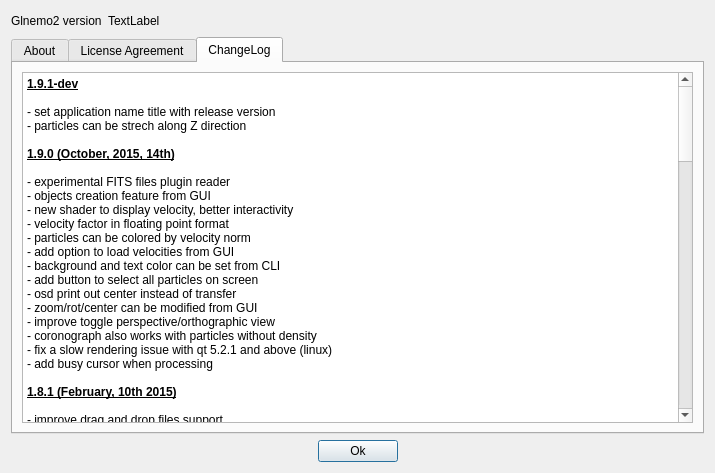
jcldc/glnemo2, file src/formabout.ui: the form before one commit.
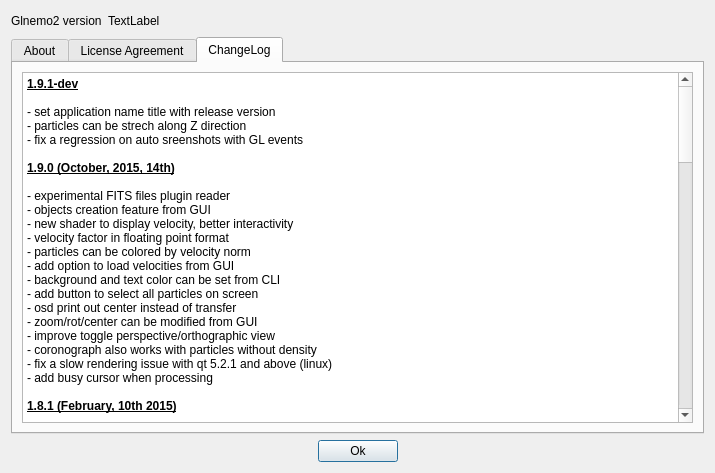
The form after the commit. Icons and pictures are not drawn.

Patch:
```diff
--- a/src/formabout.ui
+++ b/src/formabout.ui
@@ -1031,6 +1031,7 @@
 &lt;p style=&quot;-qt-paragraph-type:empty; margin-top:0px; margin-bottom:0px; margin-left:0px; margin-right:0px; -qt-block-indent:0; text-indent:0px;&quot;&gt;&lt;br /&gt;&lt;/p&gt;
 &lt;p style=&quot; margin-top:0px; margin-bottom:0px; margin-left:0px; margin-right:0px; -qt-block-indent:0; text-indent:0px;&quot;&gt;- set application name title with release version&lt;/p&gt;
 &lt;p style=&quot; margin-top:0px; margin-bottom:0px; margin-left:0px; margin-right:0px; -qt-block-indent:0; text-indent:0px;&quot;&gt;- particles can be strech along Z direction &lt;/p&gt;
+&lt;p style=&quot; margin-top:0px; margin-bottom:0px; margin-left:0px; margin-right:0px; -qt-block-indent:0; text-indent:0px;&quot;&gt;- fix a regression on auto sreenshots with GL events&lt;/p&gt;
 &lt;p style=&quot;-qt-paragraph-type:empty; margin-top:0px; margin-bottom:0px; margin-left:0px; margin-right:0px; -qt-block-indent:0; text-indent:0px;&quot;&gt;&lt;br /&gt;&lt;/p&gt;
 &lt;p style=&quot; margin-top:0px; margin-bottom:0px; margin-left:0px; margin-right:0px; -qt-block-indent:0; text-indent:0px;&quot;&gt;&lt;span style=&quot; font-weight:600; text-decoration: underline;&quot;&gt;1.9.0 (October, 2015, 14th)&lt;/span&gt;&lt;/p&gt;
 &lt;p style=&quot;-qt-paragraph-type:empty; margin-top:0px; margin-bottom:0px; margin-left:0px; margin-right:0px; -qt-block-indent:0; text-indent:0px; font-weight:600; text-decoration: underline;&quot;&gt;&lt;br /&gt;&lt;/p&gt;
```
